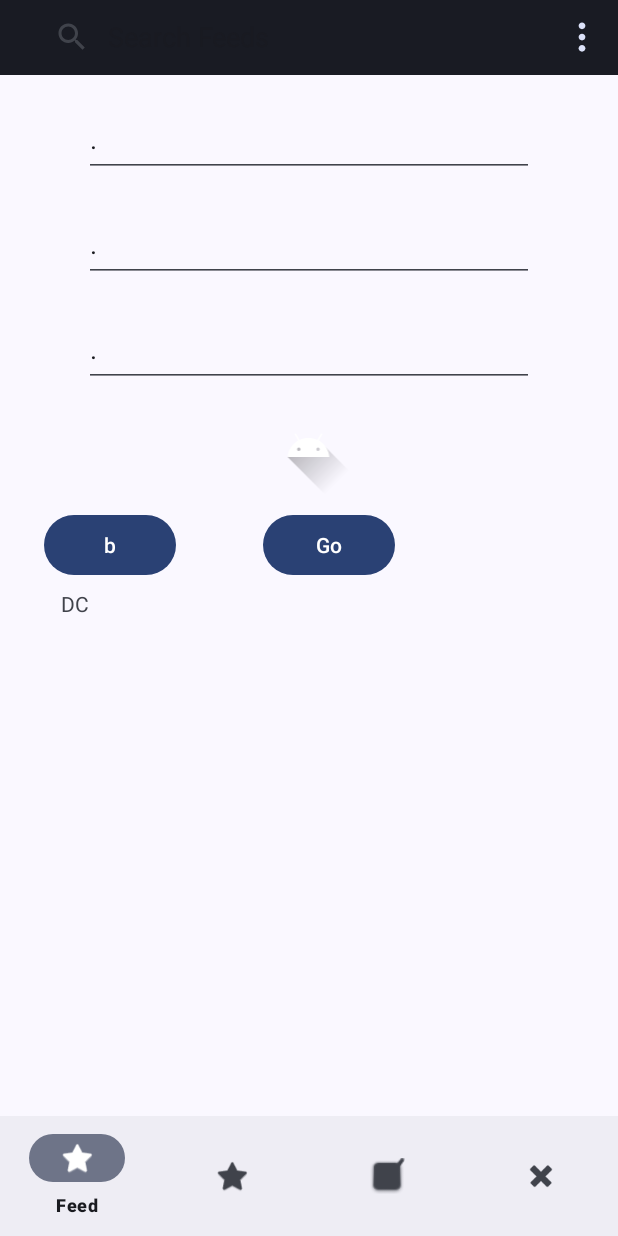
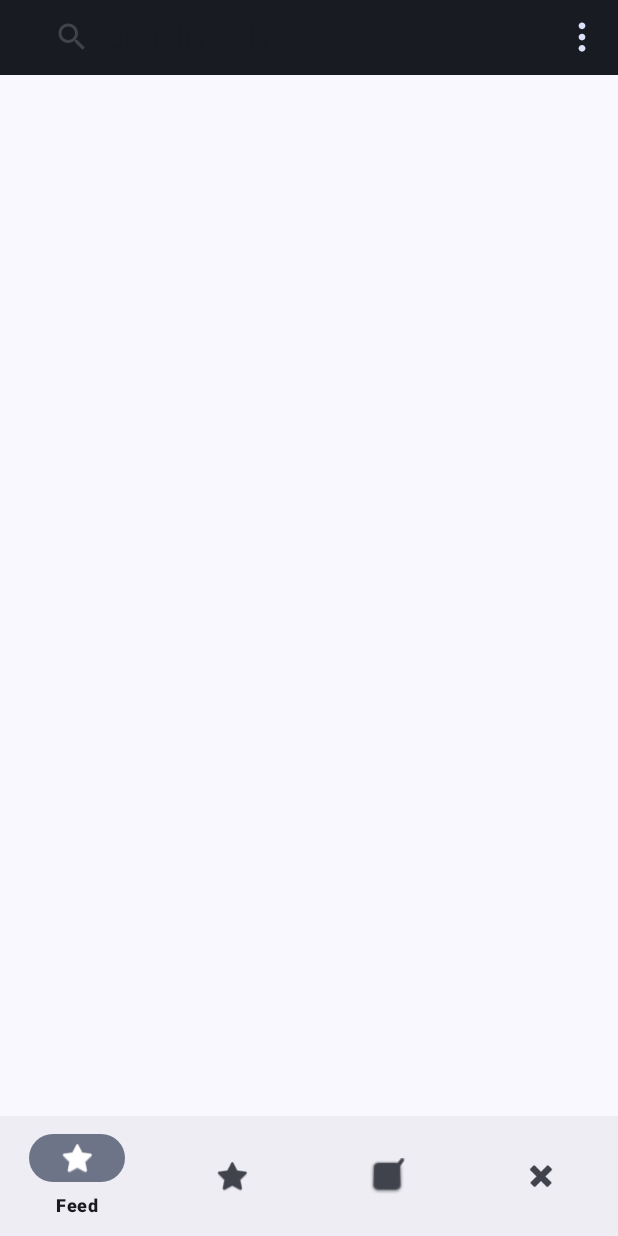
Before and after one commit to binbard/GEU-One, an Android app: the fragment ErpAttendanceFragment placed in its activity, on a phone screen of 412 x 824 dp. Run offline under Robolectric (Android 15) with nearby library versions, the phone set to English and light mode, and no system bars; our stand-ins replace Room's generated code, navigation-ui; libraries missing offline, so code that uses them is left out: com.google.mlkit.vision.

Commit message:
Improve code

```diff
--- a/app/src/main/java/com/binbard/geu/geuone/ui/erp/ErpFragment.kt
+++ b/app/src/main/java/com/binbard/geu/geuone/ui/erp/ErpFragment.kt
@@ -13,7 +13,7 @@ import com.binbard.geu.geuone.R
 import com.binbard.geu.geuone.databinding.FragmentErpBinding
  import com.binbard.geu.geuone.models.LoginStatus
 import com.binbard.geu.geuone.ui.Snack
-import com.binbard.geu.geuone.ui.erp.menu.ErpDefaultPage
+import com.binbard.geu.geuone.ui.erp.menu.ErpAttendanceFragment
  import com.binbard.geu.geuone.utils.BitmapHelper
 import com.google.android.material.sidesheet.SideSheetDialog
 
@@ -114,17 +114,13 @@ class ErpFragment : Fragment() {
             }
         }
 
-        evm.erpStudentId.observe(viewLifecycleOwner) {
-            tvStuId?.text = it
-        }
-        evm.erpStudentName.observe(viewLifecycleOwner) {
-            tvStuName?.text = it
-        }
         evm.erpStudentImg.observe(viewLifecycleOwner) {
             val bitmap = BitmapHelper.stringToBitmap(it)
             tvStuImg?.setImageBitmap(bitmap)
         }
         evm.studentData.observe(viewLifecycleOwner) {
+            tvStuId?.text = it?.studentID
+            tvStuName?.text = it?.studentName
             if (it != null) {
                 tvStuId?.text = it.studentID
                 tvStuName?.text = it.studentName
@@ -142,7 +138,7 @@ class ErpFragment : Fragment() {
             sideSheetDialog.dismiss()
             Toast.makeText(requireContext(), "Attendance", Toast.LENGTH_SHORT).show()
             childFragmentManager.beginTransaction()
-                .replace(R.id.fragmentContainerView2, ErpDefaultPage()).commit()
+                .replace(R.id.fragmentContainerView2, ErpAttendanceFragment()).commit()
         }
     }
 
--- a/app/src/main/java/com/binbard/geu/geuone/ui/erp/ErpRepository.kt
+++ b/app/src/main/java/com/binbard/geu/geuone/ui/erp/ErpRepository.kt
@@ -37,7 +37,10 @@ class ErpRepository(private val erpCacheHelper: ErpCacheHelper) {
             val captchaTxt = ocrUtils.getText(captchaImg)
             val loginResponse = ErpNetUtils.login(id, password, token, captchaTxt, cookies)
             withContext(Dispatchers.Main) {
-                if(loginResponse=="x"){
+                if(loginResponse=="INVALID_CAPTCHA"){
+                    preLogin(erpViewModel)
+                }
+                else if(loginResponse=="x"){
                     erpViewModel.loginStatus.value = LoginStatus.LOGIN_FAILED
                     Log.d("ErpRepository", "Login Failed")
                 }
@@ -69,7 +72,6 @@ class ErpRepository(private val erpCacheHelper: ErpCacheHelper) {
             val studentDetails = ErpNetUtils.getStudentDetails(cookies)
             erpViewModel.studentData.postValue(studentDetails)
             if(studentDetails!=null){
-                erpCacheHelper.saveStudentName(studentDetails.studentName)
                 erpCacheHelper.saveStudentId(studentDetails.studentID)
 
                 erpCacheHelper.saveLocalStudentData(studentDetails)
--- a/app/src/main/java/com/binbard/geu/geuone/ui/erp/ErpViewModel.kt
+++ b/app/src/main/java/com/binbard/geu/geuone/ui/erp/ErpViewModel.kt
@@ -13,15 +13,6 @@ class ErpViewModel: ViewModel() {
     val loginStatus = MutableLiveData<LoginStatus>().apply {
         value = LoginStatus.UNKNOWN
     }
-    val erpStudentId = MutableLiveData<String>().apply {
-        value = ""
-    }
-    val erpPassword = MutableLiveData<String>().apply {
-        value = ""
-    }
-    val erpStudentName = MutableLiveData<String>().apply {
-        value = ""
-    }
     val erpStudentImg = MutableLiveData<String>().apply {
         value = ""
     }
--- a/app/src/main/java/com/binbard/geu/geuone/ui/erp/menu/ErpDefaultPage.kt
+++ b/app/src/main/java/com/binbard/geu/geuone/ui/erp/menu/ErpAttendanceFragment.kt
@@ -6,13 +6,13 @@ import android.view.View
 import android.view.ViewGroup
 import androidx.fragment.app.Fragment
 
-class ErpDefaultPage: Fragment() {
+class ErpAttendanceFragment: Fragment() {
     override fun onCreateView(
         inflater: LayoutInflater,
         container: ViewGroup?,
         savedInstanceState: Bundle?
     ): View? {
-        val view = inflater.inflate(com.binbard.geu.geuone.R.layout.fragment_erp_default_page, container, false)
+        val view = inflater.inflate(com.binbard.geu.geuone.R.layout.fragment_erp_attendance, container, false)
         return view
     }
 }
--- a/app/src/main/java/com/binbard/geu/geuone/ui/erp/menu/ErpStudentFragment.kt
+++ b/app/src/main/java/com/binbard/geu/geuone/ui/erp/menu/ErpStudentFragment.kt
@@ -49,7 +49,6 @@ class ErpStudentFragment: Fragment() {
 
                 binding.tblStudentDetails.visibility = View.VISIBLE
 
-                erpViewModel.erpCacheHelper!!.saveStudentName(it.studentName)
                 erpViewModel.erpCacheHelper!!.saveStudentId(it.studentID)
 
                 tvStuName?.text = it.studentName
--- /dev/null
+++ b/app/src/main/res/layout/fragment_erp_attendance.xml
@@ -0,0 +1,6 @@
+<?xml version="1.0" encoding="utf-8"?>
+<androidx.constraintlayout.widget.ConstraintLayout xmlns:android="http://schemas.android.com/apk/res/android"
+    xmlns:app="http://schemas.android.com/apk/res-auto"
+    xmlns:tools="http://schemas.android.com/tools"
+    android:layout_width="match_parent"
+    android:layout_height="match_parent"/>
--- a/app/src/main/res/layout/fragment_erp_default_page.xml
+++ /dev/null
@@ -1,122 +0,0 @@
-<?xml version="1.0" encoding="utf-8"?>
-<androidx.constraintlayout.widget.ConstraintLayout xmlns:android="http://schemas.android.com/apk/res/android"
-    xmlns:app="http://schemas.android.com/apk/res-auto"
-    android:layout_width="match_parent"
-    android:layout_height="match_parent">
-
-
-    <TextView
-        android:id="@+id/textErp"
-        android:layout_width="wrap_content"
-        android:layout_height="wrap_content"
-        android:text="This is ERP"
-        app:layout_constraintBottom_toBottomOf="parent"
-        app:layout_constraintEnd_toEndOf="parent"
-        app:layout_constraintHorizontal_bias="0.498"
-        app:layout_constraintStart_toStartOf="parent"
-        app:layout_constraintTop_toTopOf="parent"
-        app:layout_constraintVertical_bias="0.019" />
-
-    <EditText
-        android:id="@+id/etShow"
-        android:layout_width="300dp"
-        android:layout_height="50dp"
-        android:ems="10"
-        android:hint="Cookies"
-        android:inputType="textPersonName"
-        android:text="."
-        app:layout_constraintEnd_toEndOf="parent"
-        app:layout_constraintHorizontal_bias="0.494"
-        app:layout_constraintStart_toStartOf="parent"
-        app:layout_constraintTop_toTopOf="parent" />
-
-    <EditText
-        android:id="@+id/etShow2"
-        android:layout_width="300dp"
-        android:layout_height="50dp"
-        android:layout_marginTop="18dp"
-        android:ems="10"
-        android:hint="Token"
-        android:inputType="textPersonName"
-        android:text="."
-        app:layout_constraintEnd_toEndOf="parent"
-        app:layout_constraintHorizontal_bias="0.494"
-        app:layout_constraintStart_toStartOf="parent"
-        app:layout_constraintTop_toBottomOf="@+id/etShow" />
-
-    <EditText
-        android:id="@+id/etShow3"
-        android:layout_width="300dp"
-        android:layout_height="50dp"
-        android:layout_marginTop="20dp"
-        android:ems="10"
-        android:inputType="textPersonName"
-        android:text="."
-        app:layout_constraintEnd_toEndOf="parent"
-        app:layout_constraintHorizontal_bias="0.494"
-        app:layout_constraintStart_toStartOf="parent"
-        app:layout_constraintTop_toBottomOf="@+id/etShow2" />
-
-    <EditText
-        android:id="@+id/etShow4"
-        android:layout_width="300dp"
-        android:layout_height="50dp"
-        android:layout_marginTop="20dp"
-        android:ems="10"
-        android:inputType="textPersonName"
-        android:text="."
-        app:layout_constraintEnd_toEndOf="parent"
-        app:layout_constraintHorizontal_bias="0.494"
-        app:layout_constraintStart_toStartOf="parent"
-        app:layout_constraintTop_toBottomOf="@+id/etShow3" />
-
-    <ImageView
-        android:id="@+id/imageView"
-        android:layout_width="150dp"
-        android:layout_height="65dp"
-        android:layout_marginTop="8dp"
-        app:layout_constraintEnd_toEndOf="parent"
-        app:layout_constraintHorizontal_bias="0.497"
-        app:layout_constraintStart_toStartOf="parent"
-        app:layout_constraintTop_toBottomOf="@+id/etShow4"
-        app:srcCompat="@drawable/ic_launcher_foreground" />
-
-    <ScrollView
-        android:layout_width="330dp"
-        android:layout_height="269dp"
-        android:layout_marginTop="5dp"
-        android:contentDescription="Hi"
-        app:layout_constraintEnd_toEndOf="parent"
-        app:layout_constraintHorizontal_bias="0.492"
-        app:layout_constraintStart_toStartOf="parent"
-        app:layout_constraintTop_toBottomOf="@+id/buttonGo">
-
-        <TextView
-            android:id="@+id/textView"
-            android:layout_width="match_parent"
-            android:layout_height="wrap_content"
-            android:text="DC" />
-    </ScrollView>
-
-    <Button
-        android:id="@+id/buttonGo"
-        android:layout_width="wrap_content"
-        android:layout_height="wrap_content"
-        android:layout_marginTop="8dp"
-        android:layout_marginEnd="148dp"
-        android:text="Go"
-        app:layout_constraintEnd_toEndOf="parent"
-        app:layout_constraintTop_toBottomOf="@+id/imageView" />
-
-    <Button
-        android:id="@+id/buttonBro"
-        android:layout_width="wrap_content"
-        android:layout_height="wrap_content"
-        android:layout_marginStart="28dp"
-        android:layout_marginTop="8dp"
-        android:text="b"
-        app:layout_constraintStart_toStartOf="parent"
-        app:layout_constraintTop_toBottomOf="@+id/imageView" />
-
-
-</androidx.constraintlayout.widget.ConstraintLayout>
```
Also changed, not shown: app/src/main/java/com/binbard/geu/geuone/ui/erp/ErpCacheHelper.kt (+16 -40 lines), app/src/main/java/com/binbard/geu/geuone/ui/erp/ErpLoginFragment.kt (+5 -16 lines), app/src/main/java/com/binbard/geu/geuone/ui/erp/ErpNetUtils.kt (+8 -1 lines).
